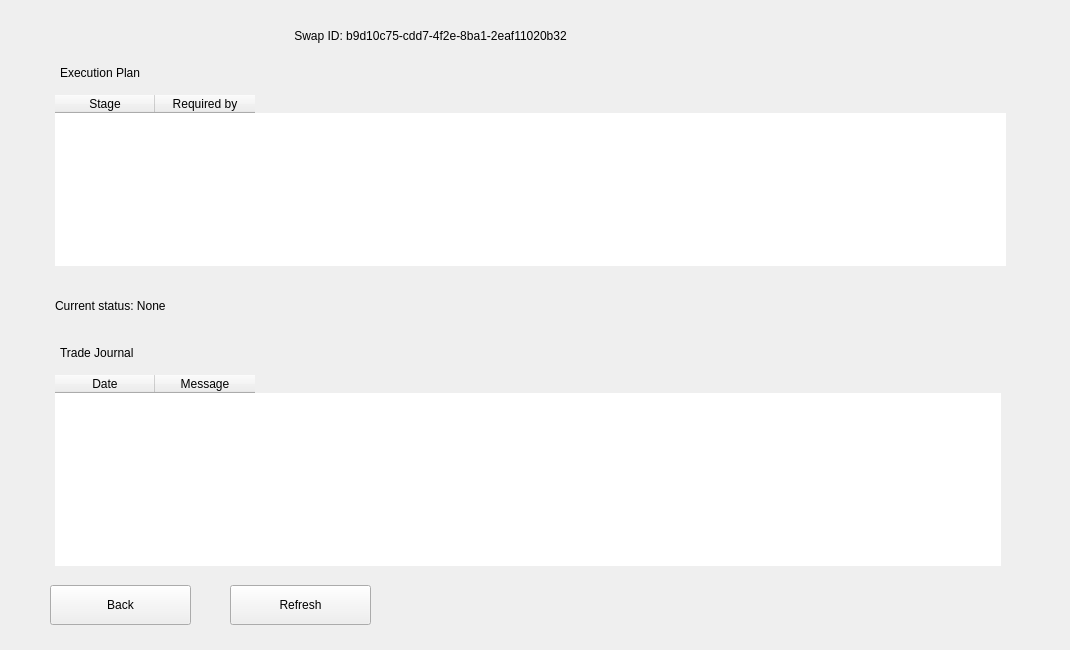
Before: the Qt Designer form windows_desktop/s_tradedetails_w.ui in 0xkobe/mwc-wallet, drawn with Qt 5.
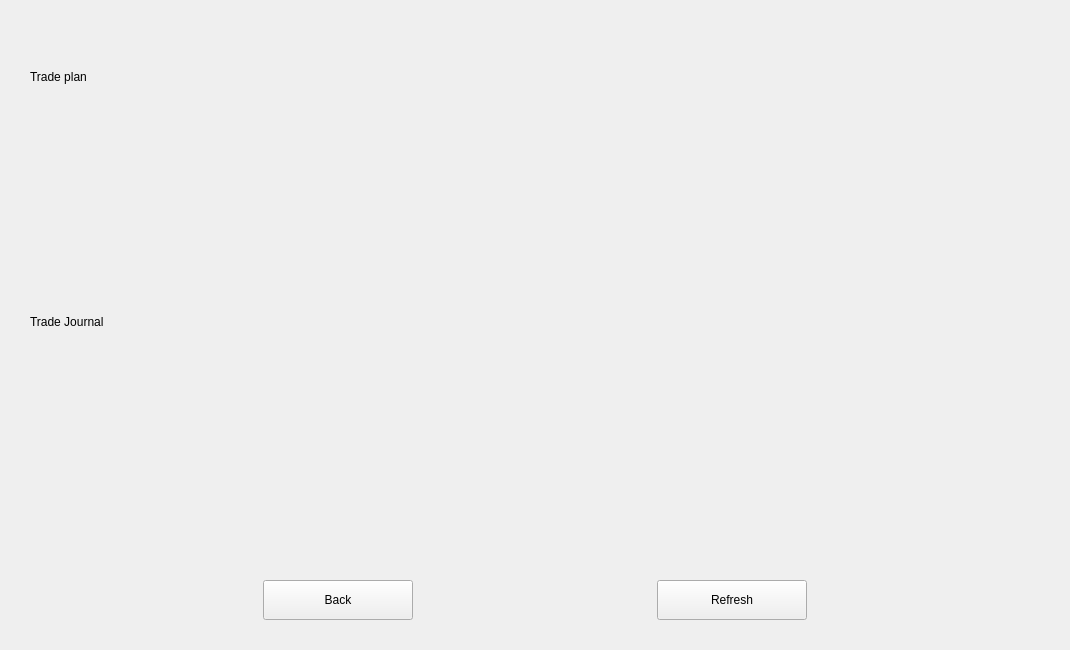
After: the same form once the commit is applied. Custom widgets are drawn as their Qt base class.

Patch:
```diff
--- a/windows_desktop/s_tradedetails_w.ui
+++ b/windows_desktop/s_tradedetails_w.ui
@@ -13,31 +13,24 @@
   <property name="windowTitle">
    <string>Form</string>
   </property>
-  <widget class="control::MwcLabelLarge" name="swapIdLabel">
-   <property name="geometry">
-    <rect>
-     <x>195</x>
-     <y>25</y>
-     <width>471</width>
-     <height>21</height>
-    </rect>
+  <layout class="QVBoxLayout" name="verticalLayout">
+   <property name="spacing">
+    <number>10</number>
    </property>
-   <property name="text">
-    <string>Swap ID: b9d10c75-cdd7-4f2e-8ba1-2eaf11020b32</string>
+   <property name="leftMargin">
+    <number>30</number>
    </property>
-   <property name="alignment">
-    <set>Qt::AlignCenter</set>
+   <property name="topMargin">
+    <number>70</number>
    </property>
-  </widget>
-  <widget class="control::MwcLabelSmall" name="label_4">
-   <property name="geometry">
-    <rect>
-     <x>60</x>
-     <y>65</y>
-     <width>167</width>
-     <height>16</height>
-    </rect>
+   <property name="rightMargin">
+    <number>30</number>
    </property>
+   <property name="bottomMargin">
+    <number>30</number>
+   </property>
+   <item>
+    <widget class="control::MwcLabelNormal" name="label_4">
    <property name="sizePolicy">
     <sizepolicy hsizetype="Fixed" vsizetype="Preferred">
      <horstretch>0</horstretch>
@@ -51,70 +44,38 @@
     </size>
    </property>
    <property name="text">
-    <string>Execution Plan</string>
-   </property>
-  </widget>
-  <widget class="ListWithColumns" name="executionPlanList">
-   <property name="geometry">
-    <rect>
-     <x>55</x>
-     <y>95</y>
-     <width>951</width>
-     <height>171</height>
-    </rect>
-   </property>
-   <property name="frameShape">
-    <enum>QFrame::NoFrame</enum>
-   </property>
-   <property name="showGrid">
-    <bool>false</bool>
-   </property>
-   <column>
-    <property name="text">
-     <string>Stage</string>
-    </property>
-   </column>
-   <column>
-    <property name="text">
-     <string>Required by</string>
-    </property>
-   </column>
-  </widget>
-  <widget class="ListWithColumns" name="journalList">
-   <property name="geometry">
-    <rect>
-     <x>55</x>
-     <y>375</y>
-     <width>946</width>
-     <height>191</height>
-    </rect>
-   </property>
-   <property name="frameShape">
-    <enum>QFrame::NoFrame</enum>
-   </property>
-   <property name="showGrid">
-    <bool>false</bool>
-   </property>
-   <column>
-    <property name="text">
-     <string>Date</string>
-    </property>
-   </column>
-   <column>
-    <property name="text">
-     <string>Message</string>
-    </property>
-   </column>
-  </widget>
-  <widget class="control::MwcLabelSmall" name="label_5">
-   <property name="geometry">
-    <rect>
-     <x>60</x>
-     <y>345</y>
-     <width>167</width>
-     <height>16</height>
-    </rect>
-   </property>
+      <string>Trade plan</string>
+     </property>
+    </widget>
+   </item>
+   <item>
+    <widget class="control::RichVBox" name="executionPlan" native="true">
+     <property name="sizePolicy">
+      <sizepolicy hsizetype="Preferred" vsizetype="Expanding">
+       <horstretch>0</horstretch>
+       <verstretch>0</verstretch>
+      </sizepolicy>
+     </property>
+    </widget>
+   </item>
+   <item>
+    <spacer name="verticalSpacer">
+     <property name="orientation">
+      <enum>Qt::Vertical</enum>
+     </property>
+     <property name="sizeType">
+      <enum>QSizePolicy::Fixed</enum>
+     </property>
+     <property name="sizeHint" stdset="0">
+      <size>
+       <width>20</width>
+       <height>15</height>
+      </size>
+     </property>
+    </spacer>
+   </item>
+   <item>
+    <widget class="control::MwcLabelNormal" name="label_5">
    <property name="sizePolicy">
     <sizepolicy hsizetype="Fixed" vsizetype="Preferred">
      <horstretch>0</horstretch>
@@ -131,46 +92,18 @@
     <string>Trade Journal</string>
    </property>
   </widget>
-  <widget class="control::MwcPushButtonNormal" name="backButton">
-   <property name="geometry">
-    <rect>
-     <x>50</x>
-     <y>585</y>
-     <width>141</width>
-     <height>40</height>
-    </rect>
-   </property>
-   <property name="minimumSize">
-    <size>
-     <width>0</width>
-     <height>40</height>
-    </size>
-   </property>
-   <property name="maximumSize">
-    <size>
-     <width>16777215</width>
-     <height>40</height>
-    </size>
-   </property>
-   <property name="cursor">
-    <cursorShape>PointingHandCursor</cursorShape>
-   </property>
-   <property name="toolTip">
-    <string>Send MWC</string>
-   </property>
-   <property name="text">
-    <string>Back</string>
-   </property>
-  </widget>
-  <widget class="QWidget" name="layoutWidget">
-   <property name="geometry">
-    <rect>
-     <x>525</x>
-     <y>590</y>
-     <width>142</width>
-     <height>27</height>
-    </rect>
-   </property>
+   </item>
+   <item>
+    <widget class="control::RichVBox" name="tradeJournal" native="true">
+     <property name="sizePolicy">
+      <sizepolicy hsizetype="Preferred" vsizetype="Expanding">
+       <horstretch>0</horstretch>
+       <verstretch>0</verstretch>
+      </sizepolicy>
+     </property>
+    </widget>
+   </item>
+   <item>
    <layout class="QHBoxLayout" name="horizontalLayout_4">
     <property name="spacing">
      <number>0</number>
@@ -243,19 +176,68 @@
      </spacer>
     </item>
    </layout>
-  </widget>
+   </item>
+   <item>
+    <layout class="QHBoxLayout" name="horizontalLayout">
+     <item>
+      <spacer name="horizontalSpacer">
+       <property name="orientation">
+        <enum>Qt::Horizontal</enum>
+       </property>
+       <property name="sizeHint" stdset="0">
+        <size>
+         <width>40</width>
+         <height>20</height>
+        </size>
+       </property>
+      </spacer>
+     </item>
+     <item>
+      <widget class="control::MwcPushButtonNormal" name="backButton">
+       <property name="minimumSize">
+        <size>
+         <width>150</width>
+         <height>40</height>
+        </size>
+       </property>
+       <property name="maximumSize">
+        <size>
+         <width>16777215</width>
+         <height>40</height>
+        </size>
+       </property>
+       <property name="cursor">
+        <cursorShape>PointingHandCursor</cursorShape>
+       </property>
+       <property name="focusPolicy">
+        <enum>Qt::StrongFocus</enum>
+       </property>
+       <property name="toolTip">
+        <string>Send MWC</string>
+       </property>
+       <property name="text">
+        <string>Back</string>
+       </property>
+      </widget>
+     </item>
+     <item>
+      <spacer name="horizontalSpacer_2">
+       <property name="orientation">
+        <enum>Qt::Horizontal</enum>
+       </property>
+       <property name="sizeHint" stdset="0">
+        <size>
+         <width>40</width>
+         <height>20</height>
+        </size>
+       </property>
+      </spacer>
+     </item>
+     <item>
   <widget class="control::MwcPushButtonNormal" name="refreshButton">
-   <property name="geometry">
-    <rect>
-     <x>230</x>
-     <y>585</y>
-     <width>141</width>
-     <height>40</height>
-    </rect>
-   </property>
    <property name="minimumSize">
     <size>
-     <width>0</width>
+         <width>150</width>
      <height>40</height>
     </size>
    </property>
@@ -275,31 +257,23 @@
     <string>Refresh</string>
    </property>
   </widget>
-  <widget class="control::MwcLabelNormal" name="currentStatusLabel">
-   <property name="geometry">
-    <rect>
-     <x>55</x>
-     <y>295</y>
-     <width>686</width>
-     <height>21</height>
-    </rect>
-   </property>
-   <property name="sizePolicy">
-    <sizepolicy hsizetype="Fixed" vsizetype="Preferred">
-     <horstretch>0</horstretch>
-     <verstretch>0</verstretch>
-    </sizepolicy>
-   </property>
-   <property name="maximumSize">
+     </item>
+     <item>
+      <spacer name="horizontalSpacer_3">
+       <property name="orientation">
+        <enum>Qt::Horizontal</enum>
+       </property>
+       <property name="sizeHint" stdset="0">
     <size>
-     <width>16777215</width>
-     <height>22</height>
-    </size>
-   </property>
-   <property name="text">
-    <string>Current status: None</string>
-   </property>
-  </widget>
+         <width>40</width>
+         <height>20</height>
+        </size>
+       </property>
+      </spacer>
+     </item>
+    </layout>
+   </item>
+  </layout>
  </widget>
  <customwidgets>
   <customwidget>
@@ -307,30 +281,21 @@
    <extends>QPushButton</extends>
    <header>control_desktop/MwcPushButton.h</header>
   </customwidget>
-  <customwidget>
-   <class>control::MwcLabelSmall</class>
-   <extends>QLabel</extends>
-   <header>control_desktop/MwcLabel.h</header>
-  </customwidget>
   <customwidget>
    <class>control::MwcLabelProgress</class>
    <extends>QLabel</extends>
    <header>control_desktop/MwcLabelProgress.h</header>
   </customwidget>
-  <customwidget>
-   <class>control::MwcLabelLarge</class>
-   <extends>QLabel</extends>
-   <header>control_desktop/MwcLabel.h</header>
-  </customwidget>
   <customwidget>
    <class>control::MwcLabelNormal</class>
    <extends>QLabel</extends>
    <header>control_desktop/MwcLabel.h</header>
   </customwidget>
   <customwidget>
-   <class>ListWithColumns</class>
-   <extends>QTableWidget</extends>
-   <header>control_desktop/listwithcolumns.h</header>
+   <class>control::RichVBox</class>
+   <extends>QWidget</extends>
+   <header>control_desktop/richvbox.h</header>
+   <container>1</container>
   </customwidget>
  </customwidgets>
  <resources/>
```
Left out of the diff: 3 changed lines with no effect on the pictures. Lines whose indentation alone changed are shown as unchanged.
